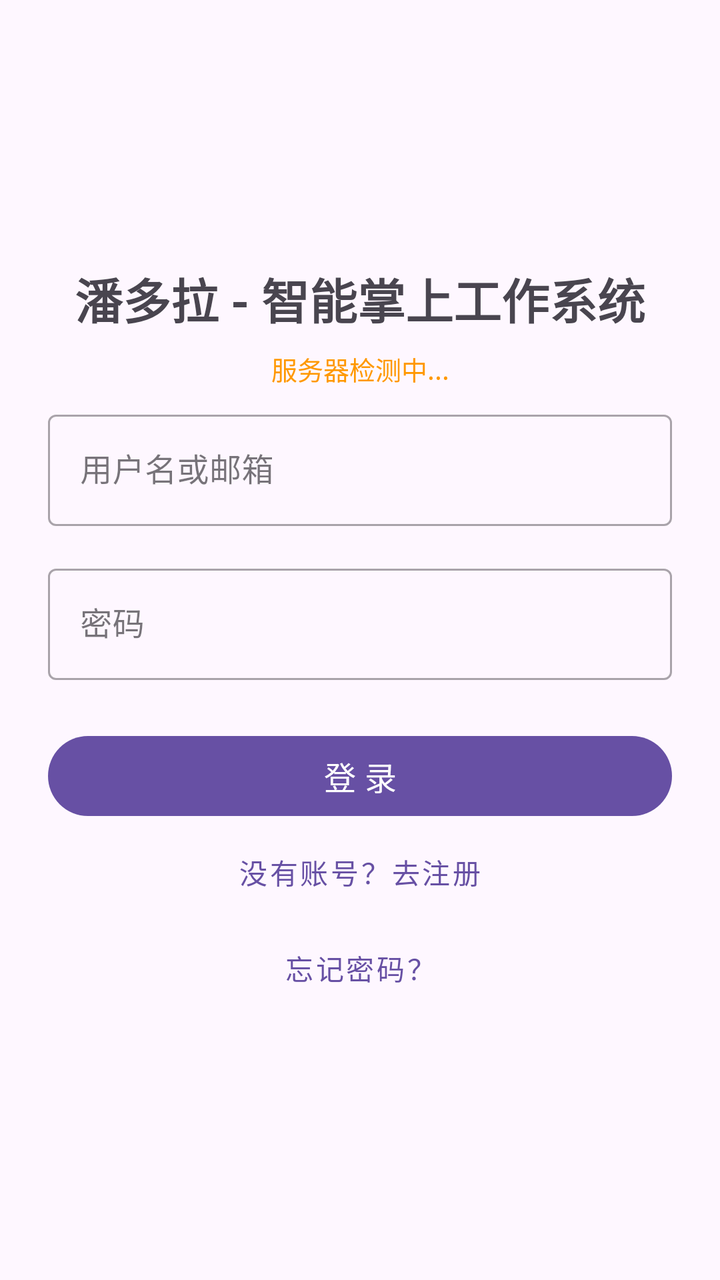
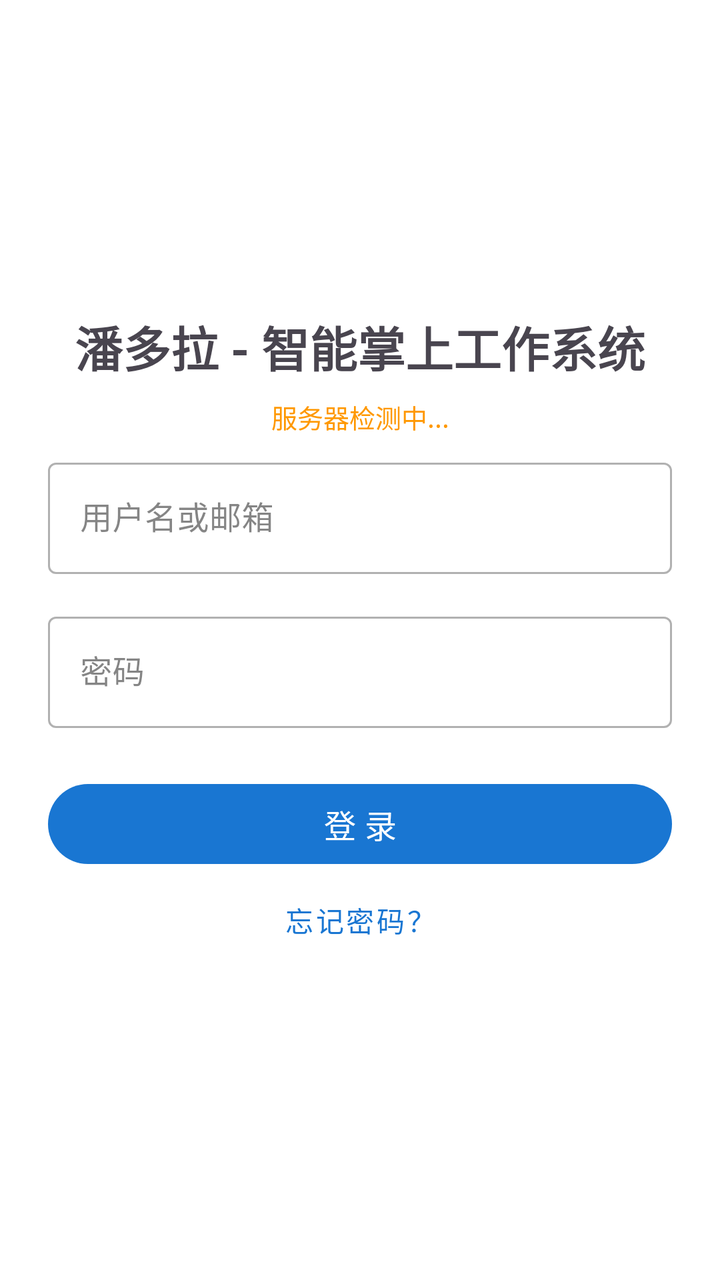

The first picture is an Android layout as it rendered before a commit; the second is the same layout after the commit. The layout source and the unified diff follow.
<!-- AndroidManifest.xml: application theme Theme.Project_Pandora -->
<!-- res/layout/activity_login.xml -->
<?xml version="1.0" encoding="utf-8"?>
<LinearLayout xmlns:android="http://schemas.android.com/apk/res/android"
    android:layout_width="match_parent"
    android:layout_height="match_parent"
    android:orientation="vertical"
    android:padding="24dp"
    android:gravity="center">

    <TextView
        android:layout_width="match_parent"
        android:layout_height="wrap_content"
        android:text="@string/login_title"
        android:textSize="24sp"
        android:textStyle="bold"
        android:gravity="center"
        android:layout_marginBottom="8dp" />

    <TextView
        android:id="@+id/text_server_status"
        android:layout_width="match_parent"
        android:layout_height="wrap_content"
        android:text="@string/server_checking"
        android:textSize="13sp"
        android:gravity="center"
        android:layout_marginBottom="8dp"
        android:textColor="#FF9800" />

    <com.google.android.material.button.MaterialButton
        android:id="@+id/btn_refresh_server"
        android:layout_width="wrap_content"
        android:layout_height="wrap_content"
        android:text="@string/btn_refresh_server"
        android:textSize="13sp"
        android:visibility="gone"
        android:layout_marginBottom="16dp"
        style="@style/Widget.MaterialComponents.Button.OutlinedButton" />

    <com.google.android.material.textfield.TextInputLayout
        android:layout_width="match_parent"
        android:layout_height="wrap_content"
        android:layout_marginBottom="16dp"
        style="@style/Widget.MaterialComponents.TextInputLayout.OutlinedBox">

        <com.google.android.material.textfield.TextInputEditText
            android:id="@+id/edit_username"
            android:layout_width="match_parent"
            android:layout_height="wrap_content"
            android:hint="@string/hint_username_or_email"
            android:inputType="text" />
    </com.google.android.material.textfield.TextInputLayout>

    <com.google.android.material.textfield.TextInputLayout
        android:layout_width="match_parent"
        android:layout_height="wrap_content"
        android:layout_marginBottom="24dp"
        style="@style/Widget.MaterialComponents.TextInputLayout.OutlinedBox">

        <com.google.android.material.textfield.TextInputEditText
            android:id="@+id/edit_password"
            android:layout_width="match_parent"
            android:layout_height="wrap_content"
            android:hint="@string/hint_password"
            android:inputType="textPassword" />
    </com.google.android.material.textfield.TextInputLayout>

    <com.google.android.material.button.MaterialButton
        android:id="@+id/btn_login"
        android:layout_width="match_parent"
        android:layout_height="wrap_content"
        android:text="@string/btn_login"
        android:textSize="16sp" />

    <com.google.android.material.button.MaterialButton
        android:id="@+id/btn_go_register"
        android:layout_width="match_parent"
        android:layout_height="wrap_content"
        android:text="@string/btn_go_register"
        android:textSize="14sp"
        style="@style/Widget.MaterialComponents.Button.TextButton" />

    <com.google.android.material.button.MaterialButton
        android:id="@+id/btn_forgot_password"
        android:layout_width="match_parent"
        android:layout_height="wrap_content"
        android:text="@string/btn_forgot_password"
        android:textSize="14sp"
        style="@style/Widget.MaterialComponents.Button.TextButton" />

</LinearLayout>
<!-- resources referenced by this layout -->
<resources>
  <string name="btn_forgot_password">忘记密码？</string>
  <string name="btn_go_register">没有账号？去注册</string>
  <string name="btn_login">登 录</string>
  <string name="btn_refresh_server">重新检测服务器</string>
  <string name="hint_password">密码</string>
  <string name="hint_username_or_email">用户名或邮箱</string>
  <string name="login_title">潘多拉 - 智能掌上工作系统</string>
  <string name="server_checking">服务器检测中...</string>
  <style name="Theme.Project_Pandora" parent="Base.Theme.Project_Pandora" />
  <style name="Base.Theme.Project_Pandora" parent="Theme.Material3.DayNight.NoActionBar">
          
          
      </style>
</resources>

<!-- the commit's change to res/layout/activity_login.xml (unified diff, before → after) -->
@@ -32,8 +32,19 @@
         android:text="@string/btn_refresh_server"
         android:textSize="13sp"
         android:visibility="gone"
+        android:layout_marginBottom="8dp"
+        style="@style/Widget.MaterialComponents.Button.OutlinedButton" />
+
+    
+    <com.google.android.material.button.MaterialButton
+        android:id="@+id/btn_login_server_config"
+        android:layout_width="wrap_content"
+        android:layout_height="wrap_content"
+        android:text="@string/btn_login_server_config"
+        android:textSize="13sp"
+        android:visibility="gone"
         android:layout_marginBottom="16dp"
-        style="@style/Widget.MaterialComponents.Button.OutlinedButton" />
+        style="@style/Widget.MaterialComponents.Button.TextButton" />
 
     <com.google.android.material.textfield.TextInputLayout
         android:layout_width="match_parent"
@@ -46,7 +57,8 @@
             android:layout_width="match_parent"
             android:layout_height="wrap_content"
             android:hint="@string/hint_username_or_email"
-            android:inputType="text" />
+            android:inputType="text"
+            android:textColor="@color/color_text_edit_content" />
     </com.google.android.material.textfield.TextInputLayout>
 
     <com.google.android.material.textfield.TextInputLayout
@@ -60,7 +72,8 @@
             android:layout_width="match_parent"
             android:layout_height="wrap_content"
             android:hint="@string/hint_password"
-            android:inputType="textPassword" />
+            android:inputType="textPassword"
+            android:textColor="@color/color_text_edit_content" />
     </com.google.android.material.textfield.TextInputLayout>
 
     <com.google.android.material.button.MaterialButton
@@ -71,14 +84,7 @@
         android:textSize="16sp" />
 
     <com.google.android.material.button.MaterialButton
-        android:id="@+id/btn_go_register"
-        android:layout_width="match_parent"
-        android:layout_height="wrap_content"
-        android:text="@string/btn_go_register"
-        android:textSize="14sp"
-        style="@style/Widget.MaterialComponents.Button.TextButton" />
 
-    <com.google.android.material.button.MaterialButton
         android:id="@+id/btn_forgot_password"
         android:layout_width="match_parent"
         android:layout_height="wrap_content"
<!-- resource entries referenced after the edit -->
@@ -1,8 +1,9 @@
 <!-- resources referenced by this layout -->
 <resources>
+  <color name="color_text_edit_content">#FF000000</color>
   <string name="btn_forgot_password">忘记密码？</string>
-  <string name="btn_go_register">没有账号？去注册</string>
   <string name="btn_login">登 录</string>
+  <string name="btn_login_server_config">配置服务器地址</string>
   <string name="btn_refresh_server">重新检测服务器</string>
   <string name="hint_password">密码</string>
   <string name="hint_username_or_email">用户名或邮箱</string>
@@ -11,7 +12,19 @@
   <style name="Theme.Project_Pandora" parent="Base.Theme.Project_Pandora" />
   <style name="Base.Theme.Project_Pandora" parent="Theme.Material3.DayNight.NoActionBar">
           
-          
+          <item name="colorPrimary">@color/color_calendar_today</item>
+          <item name="colorOnPrimary">@color/white</item>
+          <item name="colorSurface">@color/color_bg_page</item>
+          <item name="colorOnSurface">@color/color_text_primary</item>
+          <item name="colorOnSurfaceVariant">@color/color_text_secondary</item>
+          <item name="android:colorBackground">@color/color_bg_page</item>
+          <item name="android:textColorPrimary">@color/color_text_primary</item>
+          <item name="android:textColorSecondary">@color/color_text_secondary</item>
       </style>
+  <color name="color_calendar_today">#FF1976D2</color>
+  <color name="white">#FFFFFFFF</color>
+  <color name="color_bg_page">#FFFFFFFF</color>
+  <color name="color_text_primary">#FF333333</color>
+  <color name="color_text_secondary">#FF888888</color>
 </resources>
 
